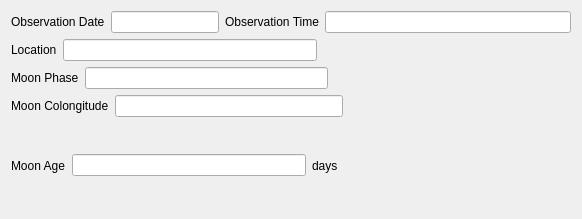
The window that python/res/ui/widgets/moon_info_tab.ui (mareuter/lunar-club-tools) describes before a commit, drawn with Qt 5.
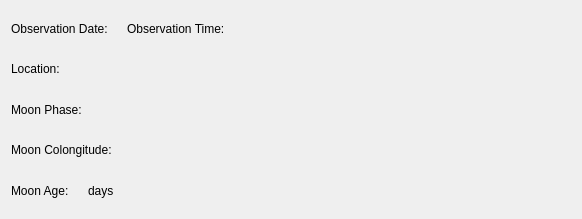
The same window after the commit.

Commit message: Refs #8. Changing line edits to labels and adding colons for ID labels.

The edit to the form file:
```diff
--- a/python/res/ui/widgets/moon_info_tab.ui
+++ b/python/res/ui/widgets/moon_info_tab.ui
@@ -19,52 +19,44 @@
      <item>
       <widget class="QLabel" name="obs_date_label">
        <property name="text">
-        <string>Observation Date</string>
+        <string>Observation Date:</string>
        </property>
       </widget>
      </item>
      <item>
-      <widget class="QLineEdit" name="obs_date_edit">
-       <property name="sizePolicy">
-        <sizepolicy hsizetype="Preferred" vsizetype="Fixed">
-         <horstretch>0</horstretch>
-         <verstretch>0</verstretch>
-        </sizepolicy>
-       </property>
-       <property name="minimumSize">
-        <size>
-         <width>0</width>
-         <height>0</height>
-        </size>
-       </property>
-       <property name="baseSize">
-        <size>
-         <width>0</width>
-         <height>0</height>
-        </size>
-       </property>
-       <property name="maxLength">
-        <number>12</number>
-       </property>
-       <property name="readOnly">
-        <bool>true</bool>
+      <widget class="QLabel" name="obs_date_edit">
+       <property name="text">
+        <string/>
        </property>
       </widget>
      </item>
      <item>
       <widget class="QLabel" name="obs_time_label">
        <property name="text">
-        <string>Observation Time</string>
+        <string>Observation Time:</string>
        </property>
       </widget>
      </item>
      <item>
-      <widget class="QLineEdit" name="obs_time_edit">
-       <property name="readOnly">
-        <bool>true</bool>
+      <widget class="QLabel" name="obs_time_edit">
+       <property name="text">
+        <string/>
        </property>
       </widget>
      </item>
+     <item>
+      <spacer name="horizontalSpacer_5">
+       <property name="orientation">
+        <enum>Qt::Horizontal</enum>
+       </property>
+       <property name="sizeHint" stdset="0">
+        <size>
+         <width>40</width>
+         <height>20</height>
+        </size>
+       </property>
+      </spacer>
+     </item>
     </layout>
    </item>
    <item row="1" column="0">
@@ -72,14 +64,14 @@
      <item>
       <widget class="QLabel" name="location_label">
        <property name="text">
-        <string>Location</string>
+        <string>Location:</string>
        </property>
       </widget>
      </item>
      <item>
-      <widget class="QLineEdit" name="location_edit">
-       <property name="readOnly">
-        <bool>true</bool>
+      <widget class="QLabel" name="location_edit">
+       <property name="text">
+        <string/>
        </property>
       </widget>
      </item>
@@ -103,14 +95,14 @@
      <item>
       <widget class="QLabel" name="moon_phase_label">
        <property name="text">
-        <string>Moon Phase</string>
+        <string>Moon Phase:</string>
        </property>
       </widget>
      </item>
      <item>
-      <widget class="QLineEdit" name="moon_phase_edit">
-       <property name="readOnly">
-        <bool>true</bool>
+      <widget class="QLabel" name="moon_phase_edit">
+       <property name="text">
+        <string/>
        </property>
       </widget>
      </item>
@@ -134,14 +126,14 @@
      <item>
       <widget class="QLabel" name="moon_colong_label">
        <property name="text">
-        <string>Moon Colongitude</string>
+        <string>Moon Colongitude:</string>
        </property>
       </widget>
      </item>
      <item>
-      <widget class="QLineEdit" name="moon_colong_edit">
-       <property name="readOnly">
-        <bool>true</bool>
+      <widget class="QLabel" name="moon_colong_edit">
+       <property name="text">
+        <string/>
        </property>
       </widget>
      </item>
@@ -165,14 +157,14 @@
      <item>
       <widget class="QLabel" name="moon_age_label">
        <property name="text">
-        <string>Moon Age</string>
+        <string>Moon Age:</string>
        </property>
       </widget>
      </item>
      <item>
-      <widget class="QLineEdit" name="moon_age_edit">
-       <property name="readOnly">
-        <bool>true</bool>
+      <widget class="QLabel" name="moon_age_edit">
+       <property name="text">
+        <string/>
        </property>
       </widget>
      </item>
```
The commit also changes 1 other file.
